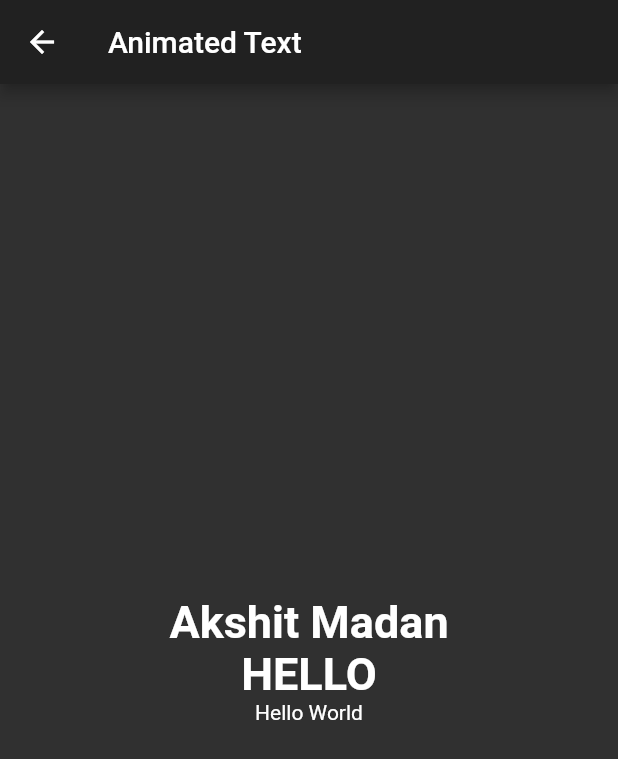
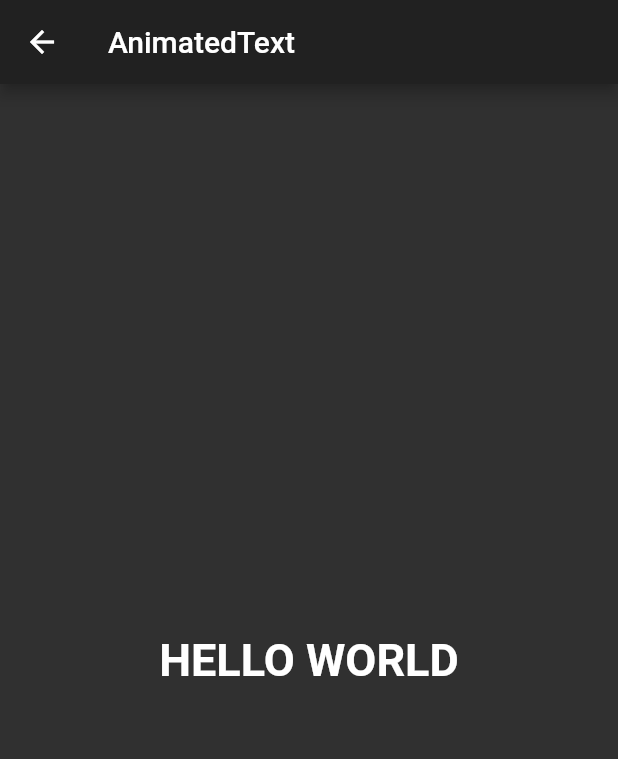
Before and after one commit to akmadan/flutter30days30widgets, a Flutter app: the AnimatedTextWidget screen opened directly, on a phone screen of 412 x 824 dp. Shown: the top 759 px of the screen. Run offline on Flutter 3.47's test engine with Material 2 defaults, Android fonts, the phone set to English and light mode, and no system bars; drawn by our look-alikes of animated_text_kit.

Commit message:
Update animatedtext.dart

```diff
--- a/lib/widgets/animatedtext.dart
+++ b/lib/widgets/animatedtext.dart
@@ -1,78 +1,67 @@
 import 'package:animated_text_kit/animated_text_kit.dart';
 import 'package:flutter/material.dart';
 
-class AnimatedTextWidget extends StatefulWidget {
+class AnimatedTextWidget extends StatelessWidget {
   const AnimatedTextWidget({Key? key}) : super(key: key);
 
   @override
-  _AnimatedTextWidgetState createState() => _AnimatedTextWidgetState();
-}
-
-class _AnimatedTextWidgetState extends State<AnimatedTextWidget> {
-  @override
   Widget build(BuildContext context) {
     return Scaffold(
-      appBar: AppBar(title: Text('Animated Text')),
+      appBar: AppBar(
+        title: Text('AnimatedText'),
+      ),
       body: Center(
-          child: Column(
-        mainAxisAlignment: MainAxisAlignment.center,
-        children: [
-          AnimatedTextKit(
-            animatedTexts: [
-              TypewriterAnimatedText(
-                'Akshit Madan',
-                textStyle: const TextStyle(
-                  fontSize: 30.0,
-                  fontWeight: FontWeight.bold,
-                ),
-                speed: const Duration(milliseconds: 100),
-              ),
-            ],
-            totalRepeatCount: 4,
-            pause: const Duration(milliseconds: 200),
-            displayFullTextOnTap: true,
-            stopPauseOnTap: true,
-          ),
-          AnimatedTextKit(
-            animatedTexts: [
-              RotateAnimatedText(
-                'HELLO',
-                textStyle: const TextStyle(
-                  fontSize: 30.0,
-                  fontWeight: FontWeight.bold,
-                ),
-              ),
-              RotateAnimatedText(
-                'BEAUTIFUL',
-                textStyle: const TextStyle(
-                  fontSize: 30.0,
-                  fontWeight: FontWeight.bold,
-                ),
-              ),
-              RotateAnimatedText(
-                'WORLD',
-                textStyle: const TextStyle(
-                  fontSize: 30.0,
-                  fontWeight: FontWeight.bold,
-                ),
-              ),
-            ],
-            onTap: () {
-              print("Tap Event");
-            },
-          ),
-          AnimatedTextKit(
-            animatedTexts: [
-              WavyAnimatedText('Hello World'),
-              WavyAnimatedText('Look at the waves'),
-            ],
-            isRepeatingAnimation: true,
-            onTap: () {
-              print("Tap Event");
-            },
-          ),
-        ],
-      )),
+        child: Column(mainAxisAlignment: MainAxisAlignment.center, children: [
+          // AnimatedTextKit(
+          //   animatedTexts: [
+          //     TypewriterAnimatedText('Akshit Madan',
+          //         textStyle:
+          //             TextStyle(fontSize: 30, fontWeight: FontWeight.bold),
+          //         speed: Duration(milliseconds: 400))
+          //   ],
+          //   totalRepeatCount: 4,
+          //   pause: Duration(milliseconds: 200),
+          //   displayFullTextOnTap: true,
+          //   stopPauseOnTap: true,
+          // ),
+          // AnimatedTextKit(
+          //   animatedTexts: [
+          //     RotateAnimatedText(
+          //       'HELLO',
+          //       textStyle: TextStyle(
+          //           fontSize: 30,
+          //           fontWeight: FontWeight.w600,
+          //           color: Colors.red),
+          //     ),
+          //     RotateAnimatedText(
+          //       'BEAUTIFUL',
+          //       textStyle: TextStyle(
+          //           fontSize: 30,
+          //           fontWeight: FontWeight.w600,
+          //           color: Colors.red),
+          //     ),
+          //     RotateAnimatedText(
+          //       'WORLD',
+          //       textStyle: TextStyle(fontSize: 30, fontWeight: FontWeight.bold),
+          //     ),
+          //   ],
+          //   // totalRepeatCount: 4,
+          //   // pause: Duration(milliseconds: 200),
+          //   // displayFullTextOnTap: true,
+          //   // stopPauseOnTap: true,
+          // ),
+          AnimatedTextKit(animatedTexts: [
+            WavyAnimatedText(
+              'HELLO WORLD',
+              textStyle: TextStyle(fontSize: 30, fontWeight: FontWeight.bold),
+            ),
+            WavyAnimatedText(
+              'HELLO WORLD',
+              textStyle: TextStyle(fontSize: 30, fontWeight: FontWeight.bold),
+            ),
+          ])
+        ]),
+      ),
     );
   }
 }
```
